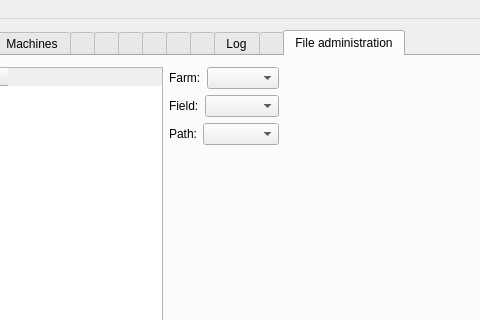
This is Linux/RControlStation/mainwindow.ui in maprosystemsab/rise_sdvp as Qt 5 draws it before an edit; both pictures show x 379 to 859 and y 0 to 320 of the 1200 by 900 pixel window. The edited form follows.
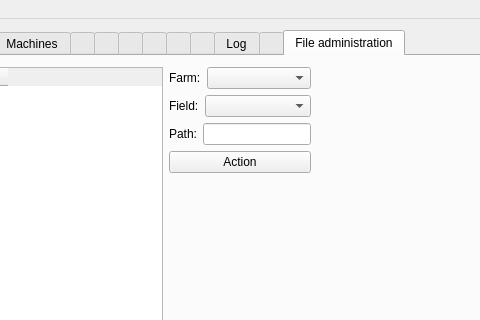
This is the edited form. Icons and pictures are not drawn. Custom widgets are drawn as their Qt base class.

Commit message:
Change File Admin tab to use line edit for path name - Replace comboBoxFileAdminPath with lineEditFileAdminPath - Load paths as paths (not borders) in onUnconnectedFieldsTableItemClicked - Add pushButtonFileAdminAction button - Remove path combobox population logic
Generated by Mistral Vibe.

Diff of the .ui file:
```diff
--- a/Linux/RControlStation/mainwindow.ui
+++ b/Linux/RControlStation/mainwindow.ui
@@ -4226,7 +4226,7 @@
              </widget>
             </item>
             <item>
-             <widget class="QComboBox" name="comboBoxFileAdminPath">
+             <widget class="QLineEdit" name="lineEditFileAdminPath">
               <property name="sizePolicy">
                <sizepolicy hsizetype="Expanding" vsizetype="Fixed">
                 <horstretch>1</horstretch>
@@ -4237,6 +4237,13 @@
             </item>
            </layout>
           </item>
+          <item>
+           <widget class="QPushButton" name="pushButtonFileAdminAction">
+            <property name="text">
+             <string>Action</string>
+            </property>
+           </widget>
+          </item>
           <item>
            <spacer name="verticalSpacerFileAdmin">
             <property name="orientation">
```
The commit also changes 1 other file.
